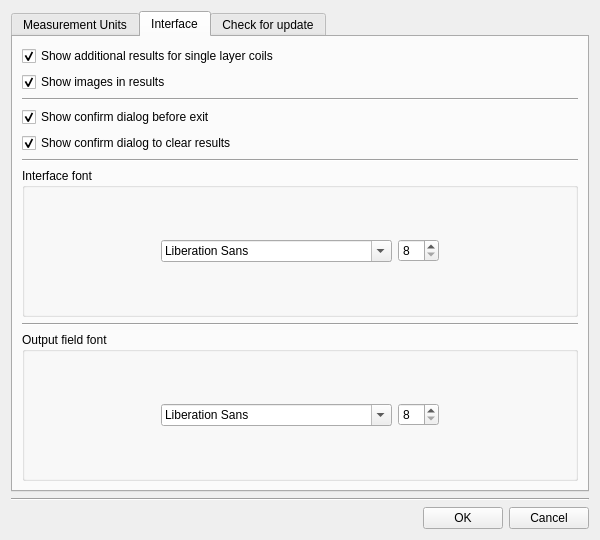
Above: options.ui from radioacoustick/Coil64 before the change. Below: the same form after it.
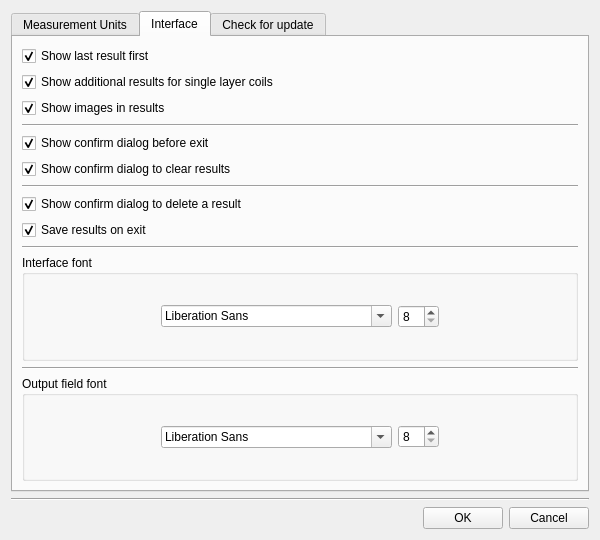
That is the form after the change. The open tabs and pages were chosen to show the change. Icons and pictures are not drawn.

The edit to the form file:
```diff
--- a/options.ui
+++ b/options.ui
@@ -427,6 +427,16 @@
        <string>Interface</string>
       </attribute>
       <layout class="QVBoxLayout" name="verticalLayout_4">
+       <item>
+        <widget class="QCheckBox" name="checkBox_8">
+         <property name="text">
+          <string>Show last result first</string>
+         </property>
+         <property name="checked">
+          <bool>true</bool>
+         </property>
+        </widget>
+       </item>
        <item>
         <widget class="QCheckBox" name="checkBox_2">
          <property name="text">
@@ -474,6 +484,33 @@
          </property>
         </widget>
        </item>
+       <item>
+        <widget class="Line" name="line_10">
+         <property name="orientation">
+          <enum>Qt::Horizontal</enum>
+         </property>
+        </widget>
+       </item>
+       <item>
+        <widget class="QCheckBox" name="checkBox_6">
+         <property name="text">
+          <string>Show confirm dialog to delete a result</string>
+         </property>
+         <property name="checked">
+          <bool>true</bool>
+         </property>
+        </widget>
+       </item>
+       <item>
+        <widget class="QCheckBox" name="checkBox_7">
+         <property name="text">
+          <string>Save results on exit</string>
+         </property>
+         <property name="checked">
+          <bool>true</bool>
+         </property>
+        </widget>
+       </item>
        <item>
         <widget class="Line" name="line_9">
          <property name="orientation">
```
Left out of the diff: 4 changed lines with no effect on the pictures.
